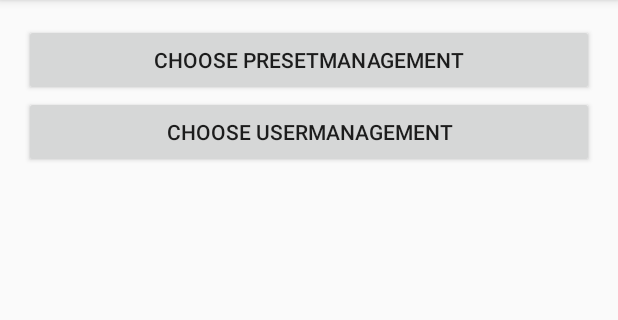
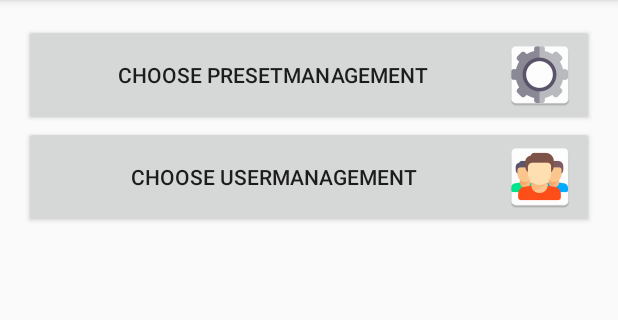
Before and after one commit to patrickm90/hci, an Android app: the AdminMainActivity screen opened directly, with no data from a screen before it, on a phone screen of 412 x 824 dp, the part 84-404 px from its top. Run offline under Robolectric (Android 15) with nearby library versions, the phone set to English and light mode, and no system bars.

Commit message:
patrick: some images / buttons etc.

```diff
--- a/LabOfThings/app/src/main/res/layout/activity_admin_main.xml
+++ b/LabOfThings/app/src/main/res/layout/activity_admin_main.xml
@@ -17,14 +17,17 @@
             android:layout_width="match_parent"
             android:layout_height="wrap_content"
             android:id="@+id/btn_preset_admin_choice"
+            android:drawableRight="@mipmap/presetsetting"
             android:text="@string/btn_preset_admin_choice"
             />
         <Button
             android:layout_width="match_parent"
             android:layout_height="wrap_content"
             android:id="@+id/btn_user_admin_choice"
+            android:drawableRight="@mipmap/groupmgmt"
             android:text="@string/btn_user_admin_choice"
             />
 
+
     </LinearLayout>
 </RelativeLayout>
```
Also changed, not shown: LabOfThings/app/src/main/groupmgmt-web.png (added), LabOfThings/app/src/main/presetsetting-web.png (added), LabOfThings/app/src/main/res/mipmap-hdpi/groupmgmt.png (added), LabOfThings/app/src/main/res/mipmap-hdpi/presetsetting.png (added), LabOfThings/app/src/main/res/mipmap-mdpi/groupmgmt.png (added), LabOfThings/app/src/main/res/mipmap-mdpi/presetsetting.png (added), LabOfThings/app/src/main/res/mipmap-xhdpi/groupmgmt.png (added), LabOfThings/app/src/main/res/mipmap-xhdpi/presetsetting.png (added), LabOfThings/app/src/main/res/mipmap-xxhdpi/groupmgmt.png (added), LabOfThings/app/src/main/res/mipmap-xxhdpi/presetsetting.png (added), LabOfThings/app/src/main/res/mipmap-xxxhdpi/groupmgmt.png (added), LabOfThings/app/src/main/res/mipmap-xxxhdpi/presetsetting.png (added), 3 other files.
